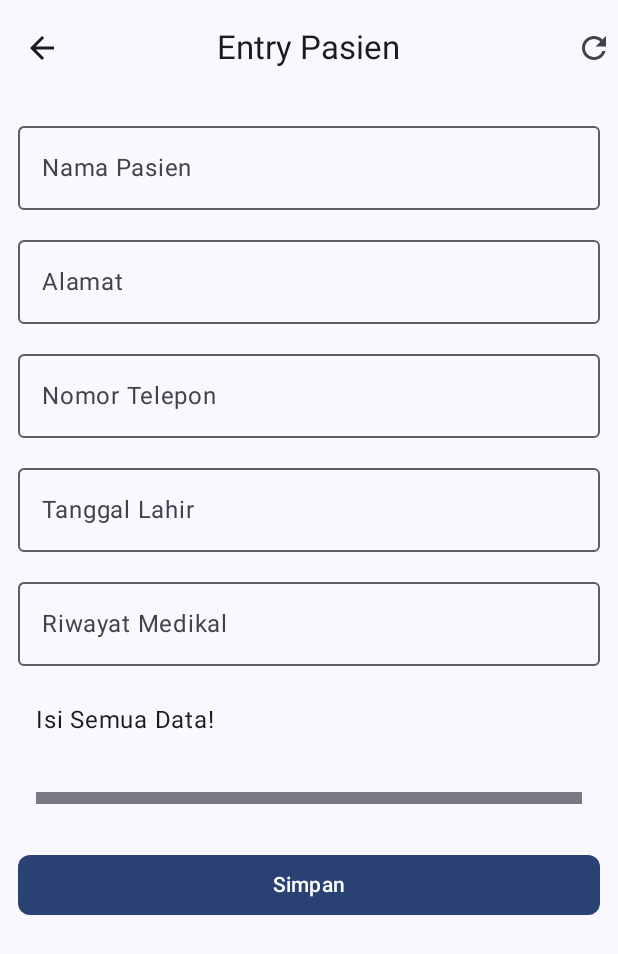
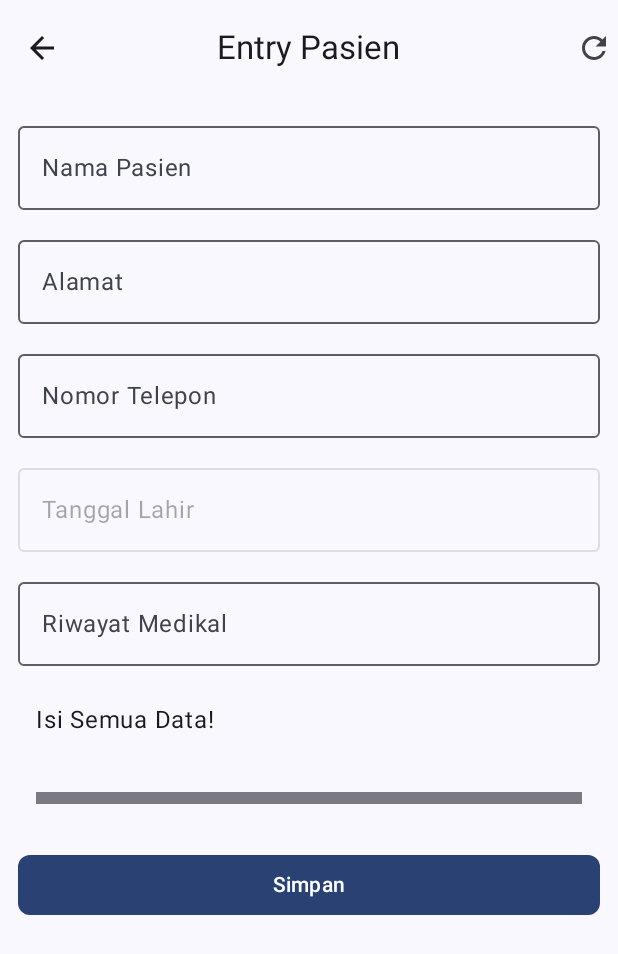
Before and after one commit to MuhamadHilalFakhri/A7_151, an Android app built with Jetpack Compose: the composable EntryPasienScreen shown on its own in the app's theme, on a phone screen of 412 x 824 dp. Shown: the top 954 px of the screen. Run offline under Robolectric (Android 15) with nearby library versions, the phone set to English and light mode, and no system bars; libraries missing offline, so code that uses them is left out: com.jakewharton.retrofit2; 1 statement that could not run was skipped.

Commit message:
update format tanggal

```diff
--- a/app/src/main/java/com/example/projekakhir/ui/view/pasien/PasienInsertView.kt
+++ b/app/src/main/java/com/example/projekakhir/ui/view/pasien/PasienInsertView.kt
@@ -1,5 +1,7 @@
 package com.example.projekakhir.ui.view.pasien
 
+import android.app.DatePickerDialog
+import androidx.compose.foundation.clickable
 import androidx.compose.foundation.layout.Arrangement
 import androidx.compose.foundation.layout.Column
 import androidx.compose.foundation.layout.fillMaxWidth
@@ -15,9 +17,11 @@ import androidx.compose.material3.Scaffold
 import androidx.compose.material3.Text
 import androidx.compose.material3.TopAppBarDefaults
 import androidx.compose.runtime.Composable
+import androidx.compose.runtime.remember
 import androidx.compose.runtime.rememberCoroutineScope
 import androidx.compose.ui.Modifier
 import androidx.compose.ui.input.nestedscroll.nestedScroll
+import androidx.compose.ui.platform.LocalContext
 import androidx.compose.ui.unit.dp
 import androidx.lifecycle.viewmodel.compose.viewModel
 import com.example.projekakhir.navigation.DestinasiNavigasi
@@ -27,6 +31,7 @@ import com.example.projekakhir.ui.viewmodel.pasien.InsertPasienUiEvent
 import com.example.projekakhir.ui.viewmodel.pasien.InsertPasienUiState
 import com.example.projekakhir.ui.viewmodel.pasien.InsertPasienViewModel
 import kotlinx.coroutines.launch
+import java.util.Calendar
 
 object DestinasiEntryPasien: DestinasiNavigasi {
     override val route = "item_entry"
@@ -99,7 +104,6 @@ fun EntryBodyPasien(
         }
     }
 }
-
 @OptIn(ExperimentalMaterial3Api::class)
 @Composable
 fun FormInputPasien(
@@ -108,10 +112,30 @@ fun FormInputPasien(
     onValueChange: (InsertPasienUiEvent) -> Unit = {},
     enabled: Boolean = true
 ) {
+    val context = LocalContext.current
+
+    // DatePickerDialog initialization
+    val calendar = Calendar.getInstance()
+    val datePickerDialog = remember {
+        DatePickerDialog(
+            context,
+            { _, year, month, dayOfMonth ->
+                val formattedDate = String.format("%04d-%02d-%02d", year, month + 1, dayOfMonth)
+                // Update only the tanggalLahir field, keeping other fields the same
+                onValueChange(insertUiEvent.copy(tanggalLahir = formattedDate))
+            },
+            calendar.get(Calendar.YEAR),
+            calendar.get(Calendar.MONTH),
+            calendar.get(Calendar.DAY_OF_MONTH)
+        )
+    }
+
+
     Column(
         modifier = modifier,
         verticalArrangement = Arrangement.spacedBy(12.dp)
     ) {
+        // Each field should only update its specific value
         OutlinedTextField(
             value = insertUiEvent.namaPasien,
             onValueChange = { onValueChange(insertUiEvent.copy(namaPasien = it)) },
@@ -141,12 +165,15 @@ fun FormInputPasien(
 
         OutlinedTextField(
             value = insertUiEvent.tanggalLahir,
-            onValueChange = { onValueChange(insertUiEvent.copy(tanggalLahir = it)) },
+            onValueChange = { /* Disable direct input */ },
             label = { Text("Tanggal Lahir") },
-            modifier = Modifier.fillMaxWidth(),
-            enabled = enabled,
+            modifier = Modifier
+                .fillMaxWidth()
+                .clickable { datePickerDialog.show() },
+            enabled = false,
             singleLine = true
         )
+
 
         OutlinedTextField(
             value = insertUiEvent.riwayatMedikal,
```
Also changed, not shown: app/src/main/java/com/example/projekakhir/ui/view/pasien/PasienHomeView.kt (+11 -3 lines).
